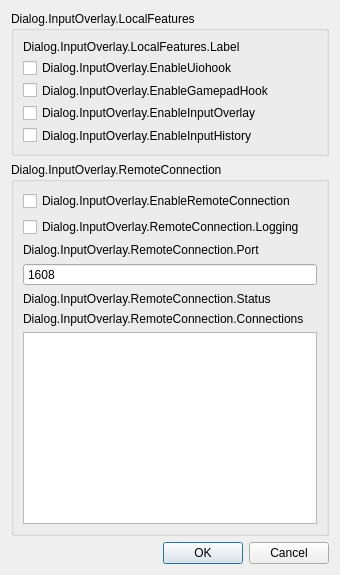
Qt form io-obs/gui/io_settings_dialog.ui (univrsal/input-overlay) before a commit.
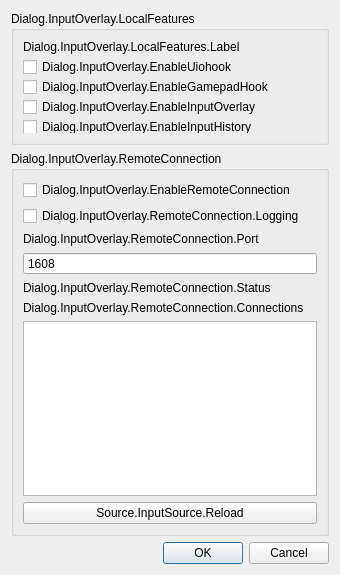
The same form after that commit.

Diff of the .ui file:
```diff
--- a/io-obs/gui/io_settings_dialog.ui
+++ b/io-obs/gui/io_settings_dialog.ui
@@ -158,6 +158,13 @@
         </property>
        </widget>
       </item>
+      <item>
+       <widget class="QPushButton" name="btn_refresh">
+        <property name="text">
+         <string>Source.InputSource.Reload</string>
+        </property>
+       </widget>
+      </item>
      </layout>
     </widget>
    </item>
```
